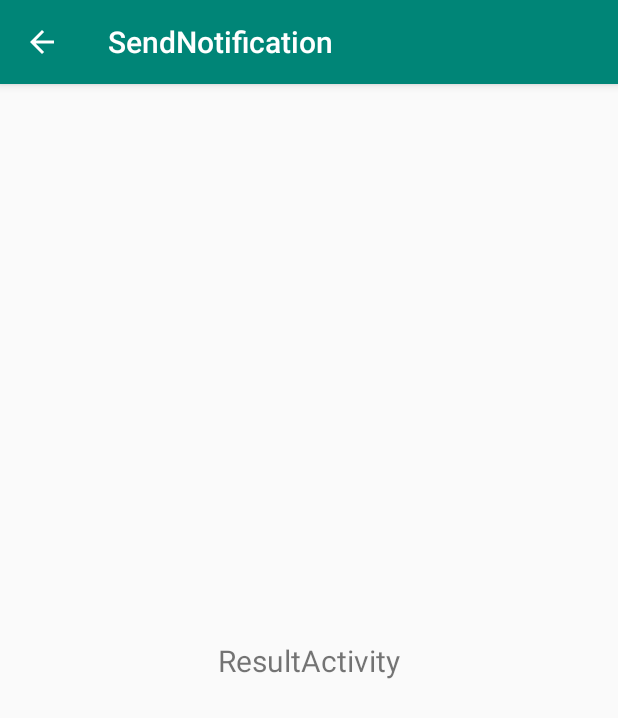
After one commit to layonmartins/SendNotification, an Android app: the ResultActivity screen opened directly, with no data from a screen before it, on a phone screen of 412 x 824 dp. The commit adds this screen. Shown: the top 718 px of the screen. Run offline under Robolectric (Android 15) with nearby library versions, the phone set to English and light mode, and no system bars.

Commit message:
create a resultActivity to start an activity when user click in the notification

```diff
--- a/app/src/main/AndroidManifest.xml
+++ b/app/src/main/AndroidManifest.xml
@@ -12,9 +12,11 @@
         <activity android:name=".MainActivity">
             <intent-filter>
                 <action android:name="android.intent.action.MAIN" />
-
                 <category android:name="android.intent.category.LAUNCHER" />
             </intent-filter>
+        </activity>
+        <activity android:name=".ResultActivity"
+            android:parentActivityName=".MainActivity">
         </activity>
     </application>
 
--- /dev/null
+++ b/app/src/main/java/com/layon/android/sendnotification/ResultActivity.java
@@ -0,0 +1,14 @@
+package com.layon.android.sendnotification;
+
+import androidx.appcompat.app.AppCompatActivity;
+
+import android.os.Bundle;
+
+public class ResultActivity extends AppCompatActivity {
+
+    @Override
+    protected void onCreate(Bundle savedInstanceState) {
+        super.onCreate(savedInstanceState);
+        setContentView(R.layout.activity_result);
+    }
+}
--- /dev/null
+++ b/app/src/main/res/layout/activity_result.xml
@@ -0,0 +1,21 @@
+<?xml version="1.0" encoding="utf-8"?>
+<androidx.constraintlayout.widget.ConstraintLayout xmlns:android="http://schemas.android.com/apk/res/android"
+    xmlns:app="http://schemas.android.com/apk/res-auto"
+    xmlns:tools="http://schemas.android.com/tools"
+    android:layout_width="match_parent"
+    android:layout_height="match_parent"
+    tools:context=".ResultActivity">
+
+    <TextView
+        android:layout_width="wrap_content"
+        android:layout_height="wrap_content"
+        android:text="ResultActivity"
+        android:textSize="20sp"
+        app:layout_constraintBottom_toBottomOf="parent"
+        app:layout_constraintEnd_toEndOf="parent"
+        app:layout_constraintStart_toStartOf="parent"
+        app:layout_constraintTop_toTopOf="parent">
+
+    </TextView>
+
+</androidx.constraintlayout.widget.ConstraintLayout>
```
Also changed, not shown: app/src/main/java/com/layon/android/sendnotification/MainActivity.java (+39 -1 lines), app/src/main/res/layout/activity_main.xml (+11 -0 lines).
